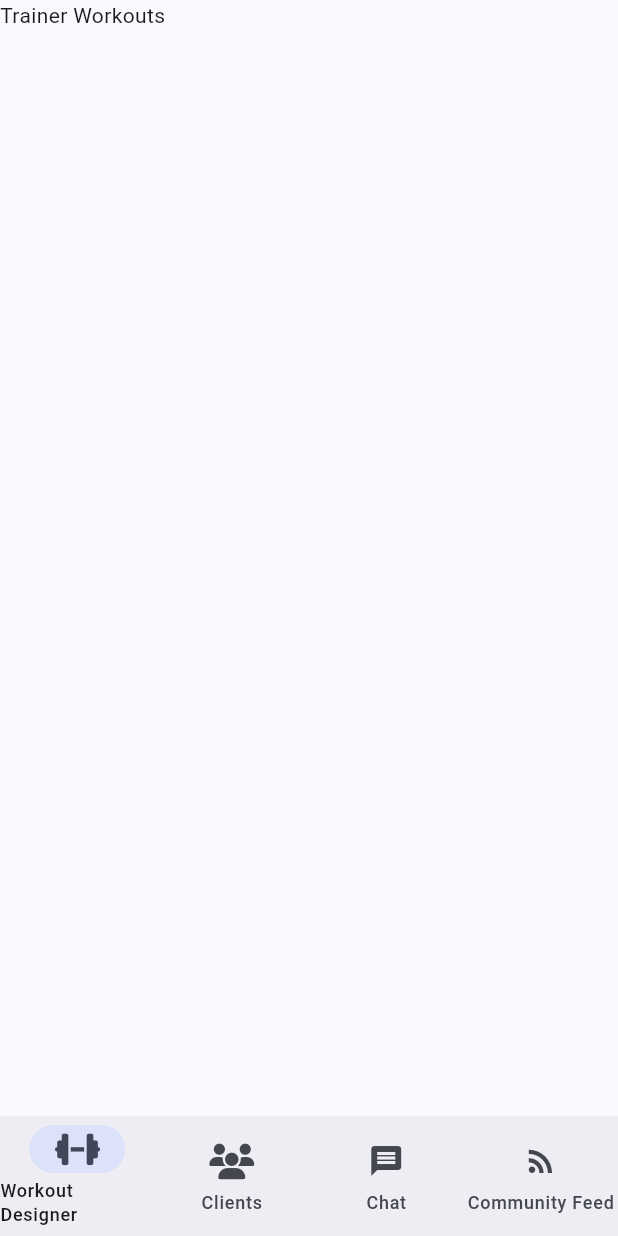
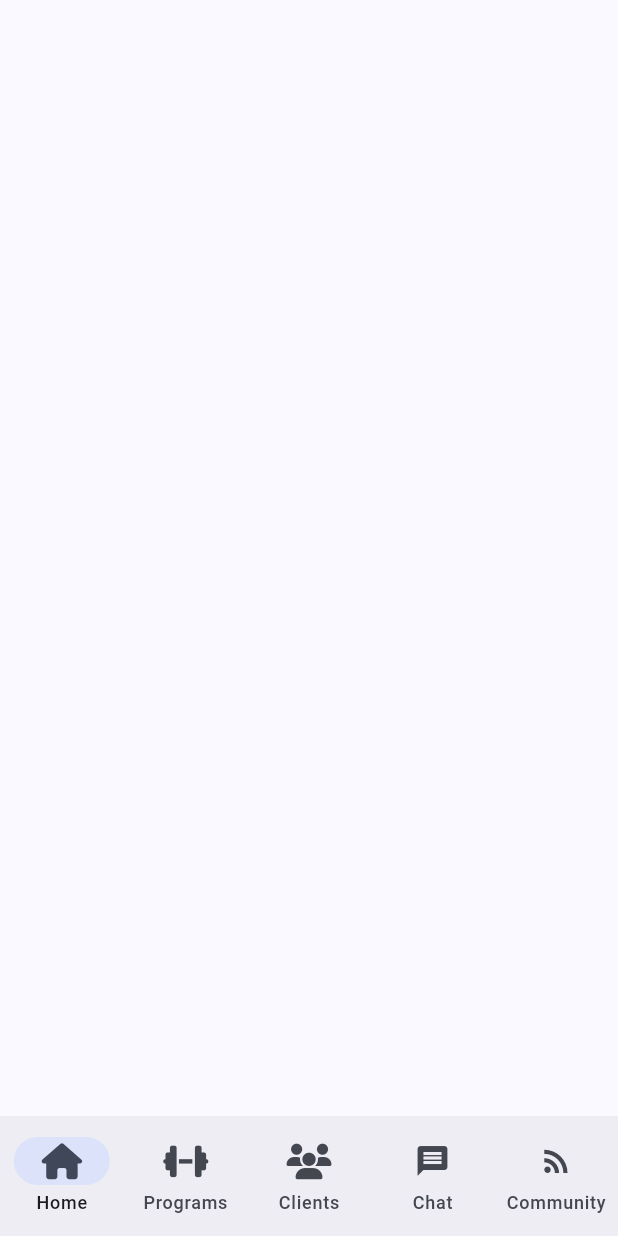
Before and after one commit to waj334/fitfit, a Flutter app: the screen it shows after launch, on a phone screen of 412 x 824 dp. Run offline on Flutter 3.47's test engine with Material 3 defaults, Android fonts, the light colour scheme and no system bars; our stand-ins replace font_awesome_flutter, go_router, recase.

```diff
--- a/lib/main.dart
+++ b/lib/main.dart
@@ -3,6 +3,7 @@ import 'package:fitfit/screens/chat_client.dart';
 import 'package:fitfit/screens/chat_trainer.dart';
 import 'package:fitfit/screens/clients.dart';
 import 'package:fitfit/screens/community_feed.dart';
+import 'package:fitfit/screens/home.dart';
 import 'package:fitfit/screens/workouts_client.dart';
 import 'package:fitfit/screens/workouts_trainer.dart';
 import 'package:flutter/material.dart';
@@ -99,6 +100,7 @@ class _MainWidgetState extends State<MainWidget> {
 
   List<NavigationDestination> clientNavigationDestinations() {
     return const <NavigationDestination>[
+      NavigationDestination(icon: FaIcon(FontAwesomeIcons.house), label: "Home"),
       NavigationDestination(
           icon: FaIcon(FontAwesomeIcons.dumbbell), label: 'Workouts'),
       NavigationDestination(icon: Icon(Icons.message), label: 'Chat'),
@@ -109,6 +111,7 @@ class _MainWidgetState extends State<MainWidget> {
 
   List<Screen> clientScreens() {
     return <Screen>[
+      Screen("", GlobalKey<NavigatorState>(), const HomeScreen()),
       Screen("", GlobalKey<NavigatorState>(), const ClientWorkoutsScreen()),
       Screen("", GlobalKey<NavigatorState>(), const ClientChatScreen()),
       Screen("", GlobalKey<NavigatorState>(), const CommunityFeed()),
@@ -117,18 +120,20 @@ class _MainWidgetState extends State<MainWidget> {
 
   List<NavigationDestination> trainerNavigationDestinations() {
     return const <NavigationDestination>[
+      NavigationDestination(icon: FaIcon(FontAwesomeIcons.house), label: "Home"),
       NavigationDestination(
-          icon: FaIcon(FontAwesomeIcons.dumbbell), label: 'Workout Designer'),
+          icon: FaIcon(FontAwesomeIcons.dumbbell), label: 'Programs'),
       NavigationDestination(
           icon: FaIcon(FontAwesomeIcons.users), label: 'Clients'),
       NavigationDestination(icon: Icon(Icons.message), label: 'Chat'),
       NavigationDestination(
-          icon: Icon(Icons.rss_feed), label: 'Community Feed'),
+          icon: Icon(Icons.rss_feed), label: 'Community'),
     ];
   }
 
   List<Screen> trainerScreens() {
     return <Screen>[
+      Screen("", GlobalKey<NavigatorState>(), const HomeScreen()),
       Screen("", GlobalKey<NavigatorState>(), const TrainerWorkoutsScreen()),
       Screen("", GlobalKey<NavigatorState>(), const ClientsScreen()),
       Screen("", GlobalKey<NavigatorState>(), const TrainerChatScreen()),
--- a/lib/screens/clients.dart
+++ b/lib/screens/clients.dart
@@ -21,7 +21,7 @@ class ClientsScreen extends StatefulWidget {
 }
 
 class _ClientScreenState extends State<ClientsScreen> {
-  List<ClientData> _clients = [
+  final List<ClientData> _clients = [
     const ClientData("", "", "Test", "User 1", "Invited"),
     const ClientData("", "", "Test", "User 2", "Invited"),
     const ClientData("", "", "Test", "User 3", "Invited"),
--- /dev/null
+++ b/lib/screens/home.dart
@@ -0,0 +1,16 @@
+import 'package:flutter/material.dart';
+
+class HomeScreen extends StatefulWidget {
+  const HomeScreen({super.key});
+
+  @override
+  State createState() => _HomeScreenState();
+}
+
+class _HomeScreenState extends State<HomeScreen> {
+  @override build(BuildContext context) {
+    return Scaffold(
+
+    );
+  }
+}
--- a/pubspec.yaml
+++ b/pubspec.yaml
@@ -48,7 +48,7 @@ dev_dependencies:
   # activated in the `analysis_options.yaml` file located at the root of your
   # package. See that file for information about deactivating specific lint
   # rules and activating additional ones.
-  flutter_lints: ^3.0.0
+  flutter_lints: ^5.0.0
 
 # For information on the generic Dart part of this file, see the
 # following page: https://dart.dev/tools/pub/pubspec
```
Also changed, not shown: lib/data/exercise.dart (added, +15 -0 lines), lib/screens/trainer/create_exercise.dart (added, +19 -0 lines), lib/screens/trainer_exercises_screen.dart (added, +51 -0 lines), lib/screens/workouts_trainer.dart (+27 -2 lines), pubspec.lock, 2 other files.
